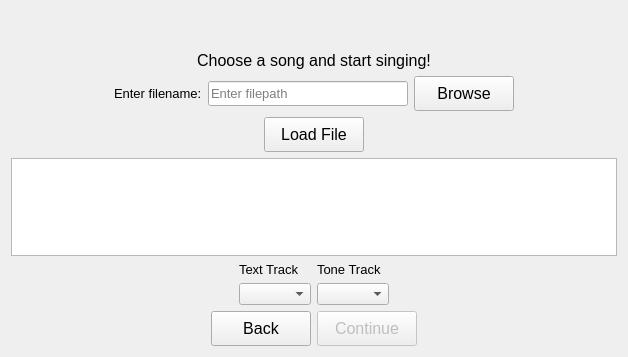
Above: src/startsingingview.ui from Vorxil/MagnifiSing before the change. Below: the same form after it.
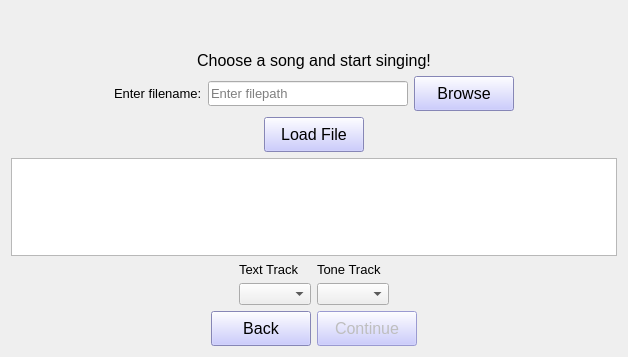
That is the form after the change.

The edit to the form file:
```diff
--- a/src/startsingingview.ui
+++ b/src/startsingingview.ui
@@ -114,6 +114,10 @@
            <pointsize>12</pointsize>
           </font>
          </property>
+         <property name="styleSheet">
+          <string notr="true">border-color: rgb(0, 0, 127); 
+background-color: rgb(187, 188, 255);</string>
+         </property>
          <property name="text">
           <string>Browse</string>
          </property>
@@ -147,6 +151,10 @@
          <pointsize>12</pointsize>
         </font>
        </property>
+       <property name="styleSheet">
+        <string notr="true">border-color: rgb(0, 0, 127); 
+background-color: rgb(187, 188, 255);</string>
+       </property>
        <property name="text">
         <string>Load File</string>
        </property>
@@ -292,6 +300,10 @@
            <pointsize>12</pointsize>
           </font>
          </property>
+         <property name="styleSheet">
+          <string notr="true">border-color: rgb(0, 0, 127); 
+background-color: rgb(187, 188, 255);</string>
+         </property>
          <property name="text">
           <string>Back</string>
          </property>
@@ -313,6 +325,10 @@
            <pointsize>12</pointsize>
           </font>
          </property>
+         <property name="styleSheet">
+          <string notr="true">border-color: rgb(0, 0, 127); 
+background-color: rgb(187, 188, 255);</string>
+         </property>
          <property name="text">
           <string>Continue</string>
          </property>
```
